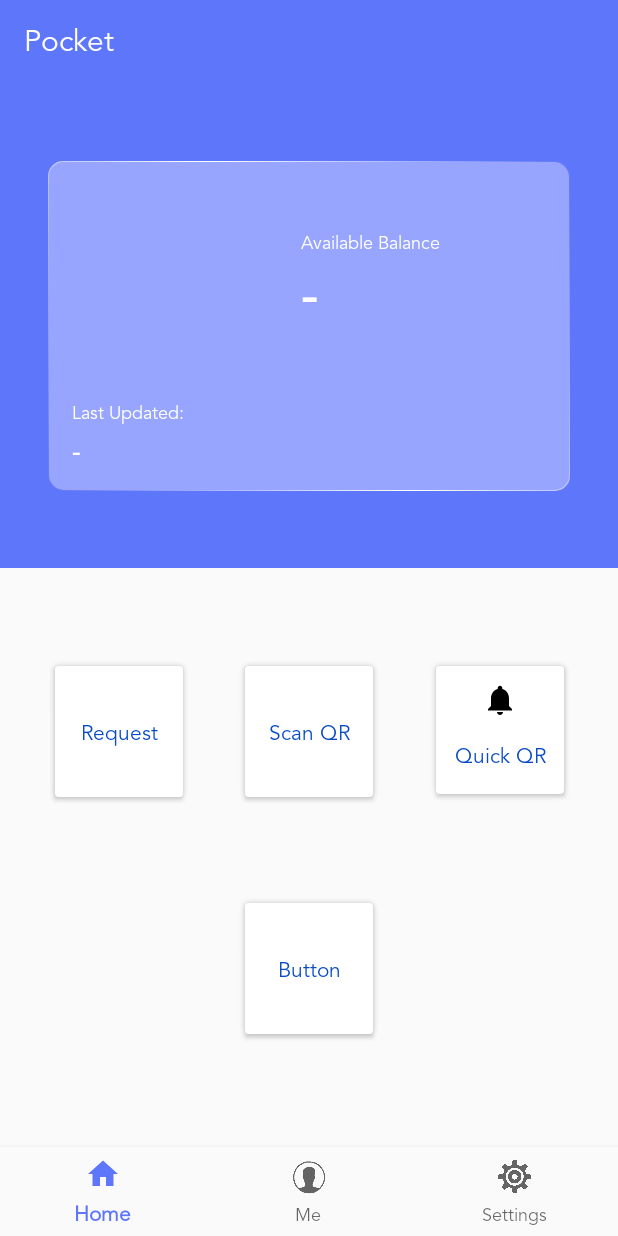
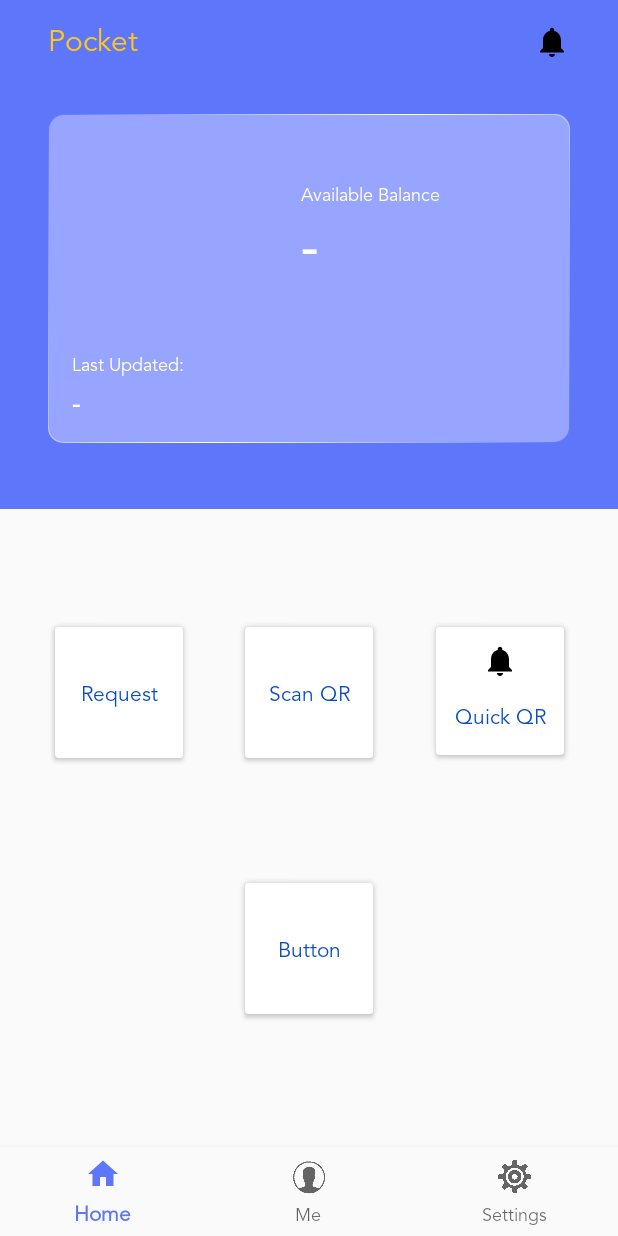
Before and after one commit to geostrong/Pocket_v2.0, an Android app: the MainActivity screen opened directly, with no data from a screen before it, on a phone screen of 412 x 824 dp. Run offline under Robolectric (Android 15) with nearby library versions, the phone set to English and light mode, and no system bars; our stand-ins replace Volley; network calls fail.

Commit message:
ui update

```diff
--- a/app/src/main/AndroidManifest.xml
+++ b/app/src/main/AndroidManifest.xml
@@ -42,7 +42,7 @@
         <activity
             android:name=".MainActivity"
             android:label="Pocket"
-            android:theme="@style/AppTheme">
+            android:theme="@style/AppTheme.NoActionBar">
         </activity>
 
         <activity android:name=".QuickQrActivity" />
--- a/app/src/main/java/com/pocketwallet/pocket/MainActivity.java
+++ b/app/src/main/java/com/pocketwallet/pocket/MainActivity.java
@@ -74,9 +74,6 @@ public class MainActivity extends AppCompatActivity
     protected void onCreate(Bundle savedInstanceState) {
         super.onCreate(savedInstanceState);
         setContentView(R.layout.activity_main);
-        ActionBar toolbar = getSupportActionBar();
-        toolbar.setElevation(0);
-        toolbar.setTitle("Pocket");
 
 
         //SETUP FRAGMENTS
--- a/app/src/main/res/drawable/pocketlayout.xml
+++ b/app/src/main/res/drawable/pocketlayout.xml
@@ -6,7 +6,7 @@
                 android:startColor="#00FFFFFF"
                 android:centerColor="#FFFFFF"
                 android:endColor="#00FFFFFF"
-                android:angle="45"
+                android:angle="135"
                 android:dither="true"/>
             <corners android:radius="10dp"/>
         </shape>
--- a/app/src/main/res/layout/activity_main.xml
+++ b/app/src/main/res/layout/activity_main.xml
@@ -7,6 +7,30 @@
     android:layout_height="match_parent"
     tools:context=".MainActivity">
 
+    <android.support.v7.widget.Toolbar
+        android:id="@+id/toolbar2"
+        android:layout_width="match_parent"
+        android:layout_height="wrap_content"
+        android:background="?attr/colorPrimary"
+        android:minHeight="?attr/actionBarSize"
+        android:theme="?attr/actionBarTheme"
+        app:layout_constraintTop_toTopOf="parent"
+        app:title="Pocket"
+        app:titleMarginStart="32dp"
+        app:titleTextColor="@color/colorAccent">
+
+        <ImageButton
+            android:id="@+id/imageButton"
+            android:layout_width="wrap_content"
+            android:layout_height="wrap_content"
+            android:layout_gravity="end"
+            android:layout_marginEnd="32dp"
+            android:background="@null"
+            app:srcCompat="@drawable/ic_notifications_black_24dp"
+            tools:layout_editor_absoluteX="347dp"
+            tools:layout_editor_absoluteY="12dp" />
+
+    </android.support.v7.widget.Toolbar>
     <FrameLayout
         android:id="@+id/fragment_container"
         android:layout_width="0dp"
@@ -15,7 +39,9 @@
         app:layout_constraintEnd_toEndOf="parent"
         app:layout_constraintLeft_toLeftOf="parent"
         app:layout_constraintStart_toStartOf="parent"
-        app:layout_constraintTop_toTopOf="parent" />
+        app:layout_constraintTop_toBottomOf="@+id/toolbar2">
+
+    </FrameLayout>
 
     <android.support.design.widget.BottomNavigationView
         android:id="@+id/navigation"
@@ -29,4 +55,6 @@
         app:layout_constraintRight_toRightOf="parent"
         app:menu="@menu/navigation" />
 
+
+
 </android.support.constraint.ConstraintLayout>
--- a/app/src/main/res/layout/fragment_home.xml
+++ b/app/src/main/res/layout/fragment_home.xml
@@ -10,15 +10,15 @@
         android:layout_width="0dp"
         android:layout_height="0dp"
         android:layout_marginStart="32dp"
-        android:layout_marginTop="8dp"
+        android:layout_marginTop="16dp"
         android:layout_marginEnd="32dp"
-        android:layout_marginBottom="8dp"
+        android:layout_marginBottom="40dp"
         android:background="@drawable/pocketlayout"
         android:clickable="true"
         android:elevation="1dp"
         android:focusable="true"
         android:orientation="vertical"
-        app:layout_constraintBottom_toBottomOf="@+id/view5"
+        app:layout_constraintBottom_toTopOf="@+id/guideline3"
         app:layout_constraintDimensionRatio="H,1.586:1"
         app:layout_constraintEnd_toEndOf="parent"
         app:layout_constraintStart_toStartOf="parent"
@@ -137,14 +137,12 @@
         android:id="@+id/view5"
         android:layout_width="0dp"
         android:layout_height="0dp"
-        android:layout_marginBottom="32dp"
         android:background="@color/colorPrimary"
-        app:layout_constraintBottom_toTopOf="@+id/guideline"
+        app:layout_constraintBottom_toTopOf="@+id/guideline3"
         app:layout_constraintEnd_toEndOf="parent"
         app:layout_constraintHorizontal_bias="0.0"
         app:layout_constraintStart_toStartOf="parent"
-        app:layout_constraintTop_toTopOf="parent"
-        app:layout_constraintVertical_bias="1.0" />
+        app:layout_constraintTop_toTopOf="parent" />
 
     <Button
         android:id="@+id/button"
@@ -160,4 +158,11 @@
         app:layout_constraintStart_toStartOf="@+id/scanQRBtn"
         app:layout_constraintTop_toBottomOf="@+id/scanQRBtn" />
 
+    <android.support.constraint.Guideline
+        android:id="@+id/guideline3"
+        android:layout_width="wrap_content"
+        android:layout_height="wrap_content"
+        android:orientation="horizontal"
+        app:layout_constraintGuide_percent="0.4" />
+
 </android.support.constraint.ConstraintLayout>
--- a/app/src/main/res/values/styles.xml
+++ b/app/src/main/res/values/styles.xml
@@ -6,7 +6,6 @@
         <item name="colorPrimary">@color/colorPrimary</item>
         <item name="colorPrimaryDark">@color/colorPrimaryDark</item>
         <item name="colorAccent">@color/colorAccent</item>
-        <item name="android:windowContentOverlay">@null</item>
         <item name="android:fontFamily">@font/avenir</item>
     </style>
 
```
